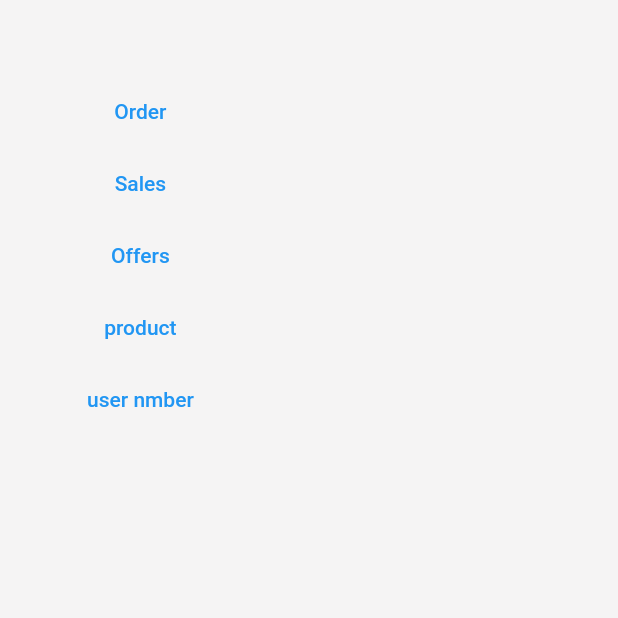
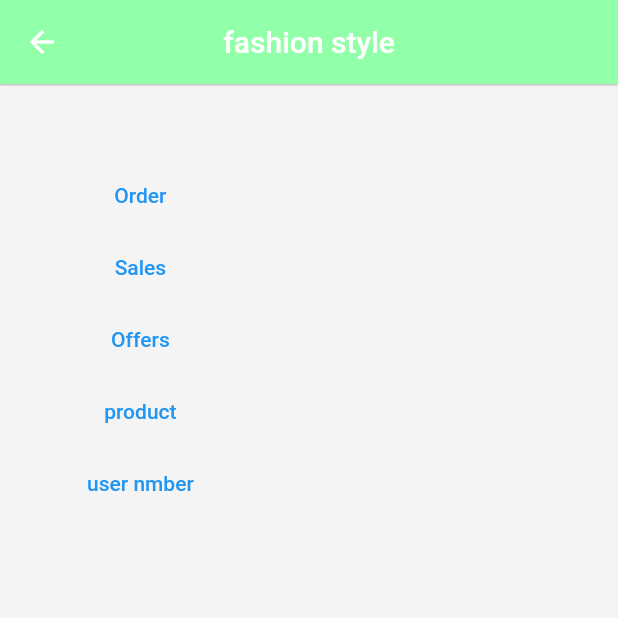
Before and after one commit to Mohamed-Ash/fashion_style, a Flutter app: the AdminInterface screen opened directly, on a phone screen of 412 x 824 dp, the top half of it. Run offline on Flutter 3.47's test engine with Material 2 defaults, Android fonts, the phone set to English and light mode, and no system bars; our stand-ins replace bloc, carousel_slider, firebase_auth, firebase_core, flutter_bloc; accounts and stored records are empty.

Commit message:
Update admin_interface.dart

```diff
--- a/lib/admin/interface/admin_interface.dart
+++ b/lib/admin/interface/admin_interface.dart
@@ -8,6 +8,9 @@ class AdminInterface extends StatelessWidget {
   @override
   Widget build(BuildContext context) {
     return Scaffold(
+      appBar: AppBar(
+        title: Text('fashion style'),
+      ),
       body: SafeArea(
         left: true,
          right: true,
```
